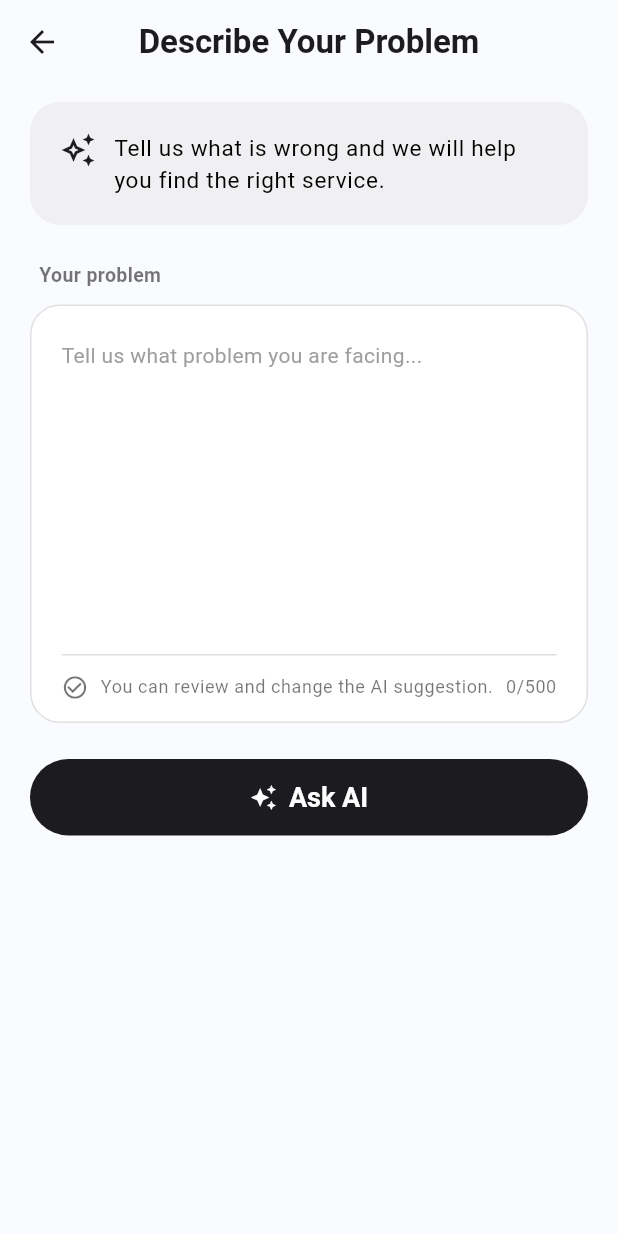
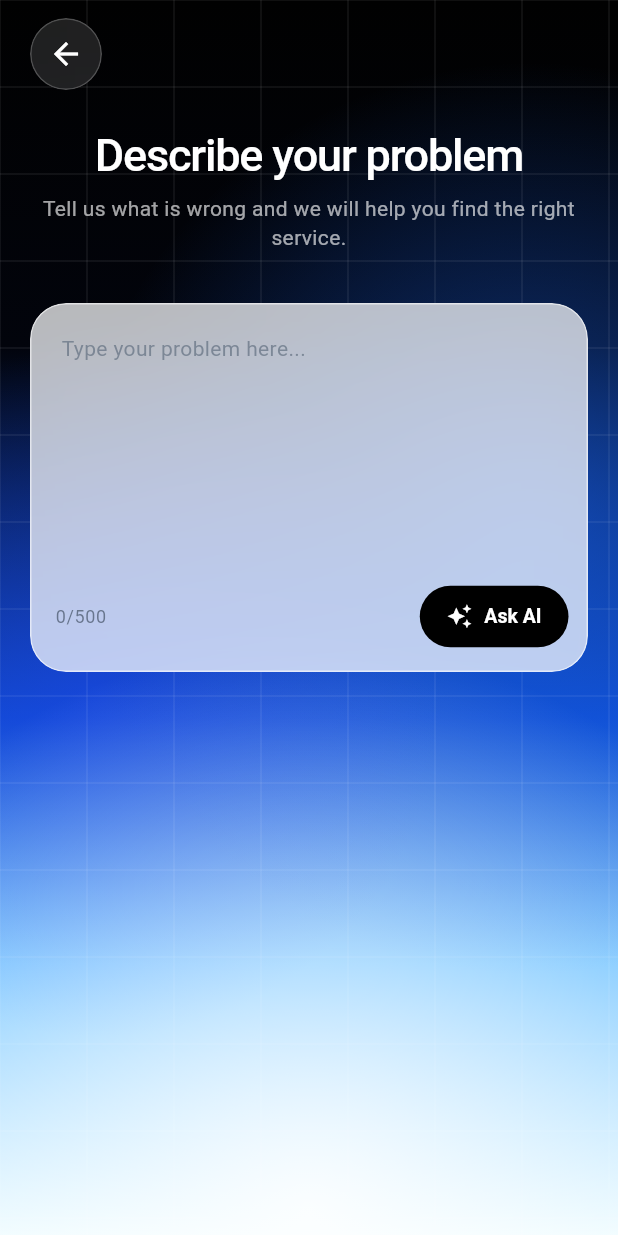
Before and after one commit to UWU-Group12/location-based-service-marketplace, a Flutter app: the AiCategoryScreen screen opened directly, on a phone screen of 412 x 824 dp. Run offline on Flutter 3.47's test engine with Material 3 defaults, Android fonts, the phone set to English and light mode, and no system bars; our stand-ins replace cloud_firestore, firebase_auth, firebase_core, firebase_storage, flutter_map, flutter_svg and 7 more; accounts and stored records are empty.

Commit message:
Modified the AI screen

```diff
--- a/service_finder_app/lib/features/customer/ai_category_screen.dart
+++ b/service_finder_app/lib/features/customer/ai_category_screen.dart
@@ -1,6 +1,8 @@
+import 'dart:math' as math;
+import 'dart:ui';
+
 import 'package:flutter/material.dart';
 
-import '../../core/app_colors.dart';
 import '../../core/app_router.dart';
 import '../../models/category_suggestion_model.dart';
 import '../../services/ai_service.dart';
@@ -66,106 +68,100 @@ class _AiCategoryScreenState extends State<AiCategoryScreen> {
     final suggestion = _categorySuggestion;
 
     return Scaffold(
-      backgroundColor: AppColors.background,
-      appBar: AppBar(
-        centerTitle: true,
-        title: const Text(
-          'Describe Your Problem',
-          style: TextStyle(fontWeight: FontWeight.w700),
+      backgroundColor: Colors.black,
+      extendBodyBehindAppBar: true,
+      body: Stack(
+        children: [
+          const Positioned.fill(child: CustomPaint(painter: _AiHeroPainter())),
+          SafeArea(
+            bottom: false,
+            child: ListView(
+              padding: const EdgeInsets.fromLTRB(20, 12, 20, 40),
+              children: [
+                Align(
+                  alignment: Alignment.centerLeft,
+                  child: _BackButton(
+                    onPressed: () => Navigator.of(context).pop(),
                   ),
                 ),
-      body: ListView(
-        padding: const EdgeInsets.fromLTRB(20, 12, 20, 40),
-        children: [
-          // Intro card
-          Container(
-            padding: const EdgeInsets.all(20),
-            decoration: BoxDecoration(
-              color: AppColors.providerCard,
-              borderRadius: BorderRadius.circular(20),
-            ),
-            child: Row(
-              crossAxisAlignment: CrossAxisAlignment.start,
-              children: [
-                const Icon(
-                  Icons.auto_awesome_outlined,
-                  color: AppColors.primary,
-                ),
-                const SizedBox(width: 12),
-                Expanded(
-                  child: Text(
-                    "Tell us what is wrong and we will help you find the right service.",
-                    style: textTheme.bodyLarge?.copyWith(
-                      color: AppColors.textPrimary,
-                      fontSize: 15,
-                      height: 1.4,
+                const SizedBox(height: 28),
+                Text(
+                  'Describe your problem',
+                  textAlign: TextAlign.center,
+                  style: textTheme.headlineMedium?.copyWith(
+                    color: Colors.white,
+                    fontSize: 30,
+                    fontWeight: FontWeight.w500,
+                    letterSpacing: -0.8,
+                    height: 1.08,
                   ),
                 ),
-                ),
-              ],
+                const SizedBox(height: 10),
+                Text(
+                  'Tell us what is wrong and we will help you find the right service.',
+                  textAlign: TextAlign.center,
+                  style: textTheme.bodyMedium?.copyWith(
+                    color: Colors.white.withValues(alpha: 0.64),
+                    height: 1.35,
                   ),
                 ),
-
-          const SizedBox(height: 24),
-          _heading('Your problem'),
-          _card(
+                const SizedBox(height: 34),
+                _GlassCard(
+                  borderRadius: 24,
                   padding: EdgeInsets.zero,
                   child: Column(
                     children: [
                       TextField(
                         controller: _problemController,
-                  maxLines: 8,
+                        maxLines: 7,
                         maxLength: _maxCharacters,
+                        keyboardType: TextInputType.multiline,
                         onChanged: (value) => setState(() {}),
+                        style: const TextStyle(
+                          color: Color(0xFF0F172A),
+                          fontSize: 15,
+                          height: 1.45,
+                        ),
                         decoration: InputDecoration(
-                    hintText: "Tell us what problem you are facing...",
+                          hintText: 'Type your problem here...',
                           hintStyle: textTheme.bodyMedium?.copyWith(
-                      color: AppColors.hint,
+                            color: const Color(
+                              0xFF5F6D7E,
+                            ).withValues(alpha: 0.68),
                             fontSize: 14,
                           ),
-                    contentPadding: const EdgeInsets.all(20),
-
-                    // Ignore global InputDecorationTheme
+                          contentPadding: const EdgeInsets.fromLTRB(
+                            20,
+                            18,
+                            20,
+                            10,
+                          ),
                           filled: false,
                           border: InputBorder.none,
                           enabledBorder: InputBorder.none,
                           focusedBorder: InputBorder.none,
                           errorBorder: InputBorder.none,
-
-                    counterText: "",
+                          counterText: '',
                         ),
                       ),
-                const Divider(
-                  height: 1,
-                  indent: 20,
-                  endIndent: 20,
-                  color: AppColors.border,
-                ),
                       Padding(
-                  padding: const EdgeInsets.fromLTRB(20, 12, 20, 14),
+                        padding: const EdgeInsets.fromLTRB(16, 2, 12, 12),
                         child: Row(
                           children: [
-                      const Icon(
-                        Icons.check_circle_outline,
-                        color: AppColors.textSecondary,
-                        size: 18,
-                      ),
-                      const SizedBox(width: 8),
                             Expanded(
                               child: Text(
-                          "You can review and change the AI suggestion.",
+                                '${_problemController.text.length}/$_maxCharacters',
                                 style: textTheme.bodySmall?.copyWith(
-                            color: AppColors.textSecondary,
+                                  color: const Color(
+                                    0xFF475569,
+                                  ).withValues(alpha: 0.72),
                                   fontSize: 12,
                                 ),
                               ),
                             ),
-                      Text(
-                        "${_problemController.text.length}/$_maxCharacters",
-                        style: textTheme.bodySmall?.copyWith(
-                          color: AppColors.textSecondary,
-                          fontSize: 12,
-                        ),
+                            _AskAiButton(
+                              isLoading: _isLoading,
+                              onPressed: _isLoading ? null : _requestSuggestion,
                             ),
                           ],
                         ),
@@ -173,44 +169,25 @@ class _AiCategoryScreenState extends State<AiCategoryScreen> {
                     ],
                   ),
                 ),
-
-          const SizedBox(height: 24),
-
-          // Primary action button (shape and colors from the app theme)
-          ElevatedButton.icon(
-            onPressed: _isLoading ? null : _requestSuggestion,
-            icon: _isLoading
-                ? const SizedBox(
-                    width: 20,
-                    height: 20,
-                    child: CircularProgressIndicator(
-                      strokeWidth: 2,
-                      color: Colors.white,
-                    ),
-                  )
-                : const Icon(Icons.auto_awesome),
-            label: Text(_isLoading ? "Thinking..." : "Ask AI"),
-          ),
-
-          // Results only appear once Ask AI has returned a suggestion
                 if (suggestion != null) ...[
-            const SizedBox(height: 32),
-            _heading('AI suggestion'),
-            _card(
+                  const SizedBox(height: 28),
+                  _sectionTitle('AI suggestion'),
+                  _GlassCard(
                     child: Column(
                       crossAxisAlignment: CrossAxisAlignment.start,
                       children: [
                         Row(
                           children: [
                             const Icon(
-                        Icons.home_repair_service_outlined,
-                        color: AppColors.primary,
+                              Icons.auto_awesome,
+                              color: Color(0xFF0F172A),
                             ),
                             const SizedBox(width: 12),
                             Expanded(
                               child: Text(
                                 suggestion.category,
                                 style: const TextStyle(
+                                  color: Color(0xFF0F172A),
                                   fontSize: 18,
                                   fontWeight: FontWeight.w700,
                                 ),
@@ -222,7 +199,7 @@ class _AiCategoryScreenState extends State<AiCategoryScreen> {
                         Text(
                           suggestion.reason,
                           style: textTheme.bodyMedium?.copyWith(
-                      color: AppColors.textSecondary,
+                            color: const Color(0xFF334155),
                             height: 1.5,
                           ),
                         ),
@@ -232,7 +209,13 @@ class _AiCategoryScreenState extends State<AiCategoryScreen> {
                           child: OutlinedButton.icon(
                             onPressed: _openSuggestedCategory,
                             style: OutlinedButton.styleFrom(
-                        foregroundColor: AppColors.primary,
+                              foregroundColor: const Color(0xFF0F172A),
+                              side: BorderSide(
+                                color: Colors.white.withValues(alpha: 0.8),
+                              ),
+                              backgroundColor: Colors.white.withValues(
+                                alpha: 0.42,
+                              ),
                               padding: const EdgeInsets.symmetric(vertical: 14),
                               shape: const StadiumBorder(),
                             ),
@@ -252,50 +235,208 @@ class _AiCategoryScreenState extends State<AiCategoryScreen> {
                     ),
                   ),
 
-            const SizedBox(height: 24),
-            _heading('Recommended professionals'),
-            _card(
-              child: _mutedText(
-                "Use the suggestion button above to see matching service providers.",
+                ],
+              ],
             ),
           ),
-          ],
         ],
       ),
     );
   }
 
-  // Same section heading as the profile screen
-  Widget _heading(String title) => Padding(
+  Widget _sectionTitle(String title) => Padding(
     padding: const EdgeInsets.only(left: 6, bottom: 10),
     child: Text(
       title,
-      style: const TextStyle(
+      style: TextStyle(
         fontSize: 13,
         fontWeight: FontWeight.w600,
-        color: AppColors.textSecondary,
+        color: Colors.white.withValues(alpha: 0.74),
       ),
     ),
   );
+}
 
-  // Same bordered card as the provider dashboard
-  Widget _card({
-    required Widget child,
-    EdgeInsets padding = const EdgeInsets.all(20),
-  }) {
-    return Container(
+class _BackButton extends StatelessWidget {
+  final VoidCallback onPressed;
+
+  const _BackButton({required this.onPressed});
+
+  @override
+  Widget build(BuildContext context) {
+    return ClipOval(
+      child: BackdropFilter(
+        filter: ImageFilter.blur(sigmaX: 14, sigmaY: 14),
+        child: Material(
+          color: Colors.white.withValues(alpha: 0.12),
+          shape: CircleBorder(
+            side: BorderSide(color: Colors.white.withValues(alpha: 0.22)),
+          ),
+          child: IconButton(
+            onPressed: onPressed,
+            icon: const Icon(Icons.arrow_back, color: Colors.white),
+            tooltip: 'Back',
+          ),
+        ),
+      ),
+    );
+  }
+}
+
+class _AskAiButton extends StatelessWidget {
+  final bool isLoading;
+  final VoidCallback? onPressed;
+
+  const _AskAiButton({required this.isLoading, required this.onPressed});
+
+  @override
+  Widget build(BuildContext context) {
+    return FilledButton.icon(
+      onPressed: onPressed,
+      style: FilledButton.styleFrom(
+        backgroundColor: Colors.black,
+        disabledBackgroundColor: Colors.black.withValues(alpha: 0.72),
+        foregroundColor: Colors.white,
+        disabledForegroundColor: Colors.white,
+        padding: const EdgeInsets.symmetric(horizontal: 18, vertical: 12),
+        shape: const StadiumBorder(),
+        textStyle: const TextStyle(fontSize: 13, fontWeight: FontWeight.w600),
+      ),
+      icon: isLoading
+          ? const SizedBox(
+              width: 16,
+              height: 16,
+              child: CircularProgressIndicator(
+                strokeWidth: 2,
+                color: Colors.white,
+              ),
+            )
+          : const Icon(Icons.auto_awesome, size: 17),
+      label: Text(isLoading ? 'Thinking...' : 'Ask AI'),
+    );
+  }
+}
+
+class _GlassCard extends StatelessWidget {
+  final Widget child;
+  final EdgeInsets padding;
+  final double borderRadius;
+
+  const _GlassCard({
+    required this.child,
+    this.padding = const EdgeInsets.all(20),
+    this.borderRadius = 22,
+  });
+
+  @override
+  Widget build(BuildContext context) {
+    return ClipRRect(
+      borderRadius: BorderRadius.circular(borderRadius),
+      child: BackdropFilter(
+        filter: ImageFilter.blur(sigmaX: 22, sigmaY: 22),
+        child: Container(
           padding: padding,
           decoration: BoxDecoration(
-        color: Colors.white,
-        borderRadius: BorderRadius.circular(20),
-        border: Border.all(color: AppColors.border),
+            color: Colors.white.withValues(alpha: 0.72),
+            borderRadius: BorderRadius.circular(borderRadius),
+            border: Border.all(color: Colors.white.withValues(alpha: 0.58)),
+            boxShadow: [
+              BoxShadow(
+                color: const Color(0xFF0B56F4).withValues(alpha: 0.12),
+                blurRadius: 36,
+                offset: const Offset(0, 22),
+              ),
+            ],
           ),
           child: child,
+        ),
+      ),
+    );
+  }
+}
+
+class _AiHeroPainter extends CustomPainter {
+  const _AiHeroPainter();
+
+  @override
+  void paint(Canvas canvas, Size size) {
+    final rect = Offset.zero & size;
+    canvas.drawRect(
+      rect,
+      Paint()
+        ..shader = LinearGradient(
+          begin: Alignment.topCenter,
+          end: Alignment.bottomCenter,
+          colors: const [
+            Color(0xFF010101),
+            Color(0xFF02040C),
+            Color(0xFF0D48C8),
+            Color(0xFF68BFFF),
+            Color(0xFFEAFBFF),
+          ],
+          stops: const [0, 0.28, 0.58, 0.78, 1],
+        ).createShader(rect),
+    );
+
+    _drawGlow(
+      canvas,
+      size,
+      Offset(size.width * 0.86, size.height * 0.42),
+      size.width * 0.74,
+      const Color(0xFF1D6CFF),
+      0.5,
+    );
+    _drawGlow(
+      canvas,
+      size,
+      Offset(size.width * 0.16, size.height * 0.56),
+      size.width * 0.56,
+      const Color(0xFF254CFF),
+      0.42,
+    );
+    _drawGlow(
+      canvas,
+      size,
+      Offset(size.width * 0.5, size.height * 0.98),
+      size.width * 0.92,
+      Colors.white,
+      0.88,
+    );
+
+    final linePaint = Paint()
+      ..color = Colors.white.withValues(alpha: 0.08)
+      ..strokeWidth = 1;
+    const step = 58.0;
+    for (double x = 0; x <= size.width; x += step) {
+      canvas.drawLine(Offset(x, 0), Offset(x, size.height), linePaint);
+    }
+    for (double y = 0; y <= size.height; y += step) {
+      canvas.drawLine(Offset(0, y), Offset(size.width, y), linePaint);
+    }
+
+  }
+
+  void _drawGlow(
+    Canvas canvas,
+    Size size,
+    Offset center,
+    double radius,
+    Color color,
+    double opacity,
+  ) {
+    canvas.drawCircle(
+      center,
+      radius,
+      Paint()
+        ..shader = RadialGradient(
+          colors: [
+            color.withValues(alpha: opacity),
+            color.withValues(alpha: 0),
+          ],
+        ).createShader(Rect.fromCircle(center: center, radius: radius)),
     );
   }
 
-  Widget _mutedText(String text) => Text(
-    text,
-    style: const TextStyle(color: AppColors.textSecondary, height: 1.5),
-  );
+  @override
+  bool shouldRepaint(covariant _AiHeroPainter oldDelegate) => false;
 }
```
Also changed, not shown: service_finder_app/pubspec.lock. Lines whose indentation alone changed are shown as unchanged.
